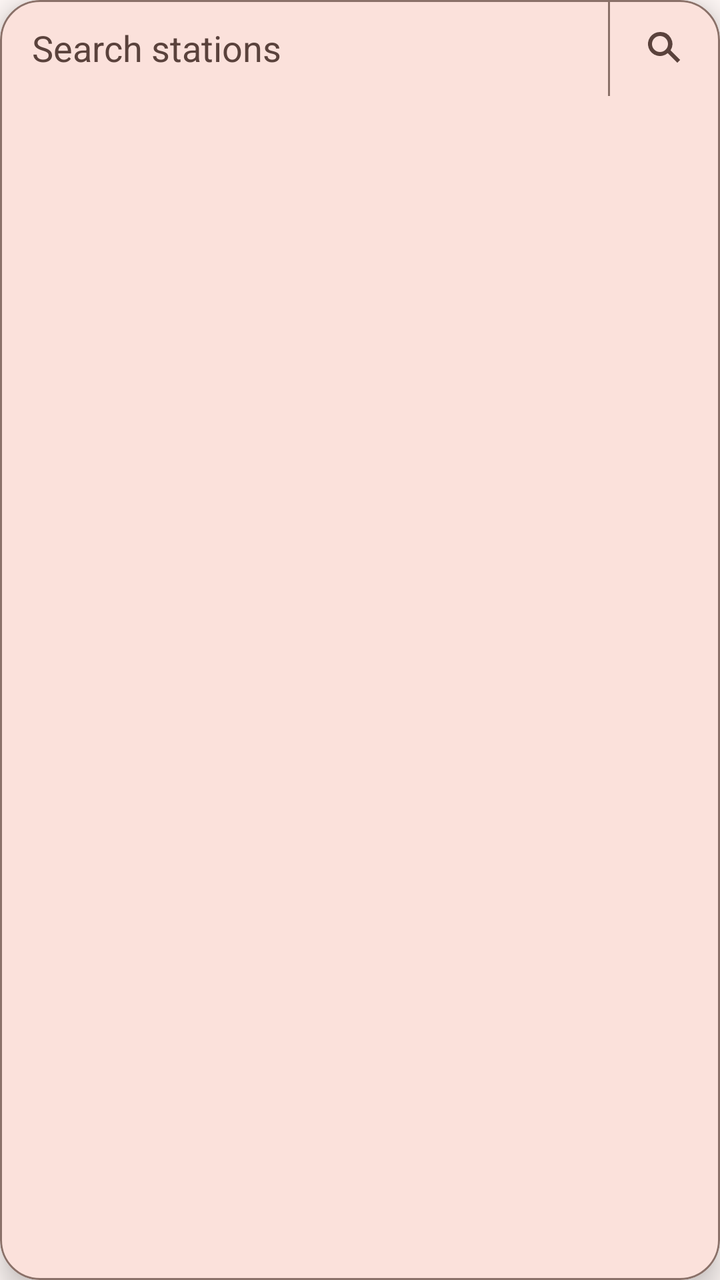
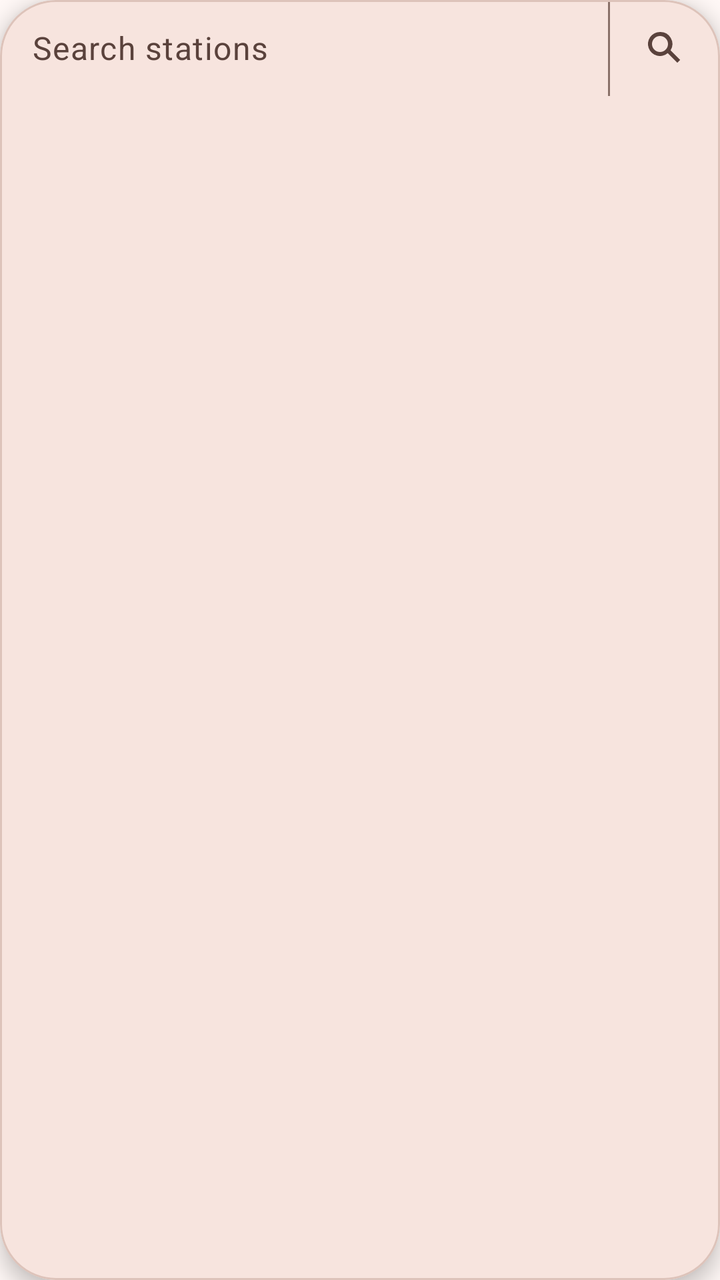

Before-and-after screenshots of an Android layout around one commit, followed by the original layout XML and the change that was made.
<!-- AndroidManifest.xml: application theme Theme.FreeAirRadio -->
<!-- res/layout/view_station_search_bar.xml -->
<?xml version="1.0" encoding="utf-8"?>
<com.google.android.material.card.MaterialCardView xmlns:android="http://schemas.android.com/apk/res/android"
    xmlns:app="http://schemas.android.com/apk/res-auto"
    xmlns:tools="http://schemas.android.com/tools"
    android:id="@+id/station_search_bar"
    android:layout_width="match_parent"
    android:layout_height="wrap_content"
    android:layout_marginTop="@dimen/search_top_gap"
    android:layout_marginStart="@dimen/search_bar_horizontal_margin"
    android:layout_marginEnd="@dimen/search_bar_horizontal_margin"
    app:cardBackgroundColor="?attr/colorSurface"
    app:cardCornerRadius="20dp"
    app:cardElevation="8dp"
    app:strokeColor="?attr/colorOutline"
    app:strokeWidth="1dp">

    <LinearLayout
        android:layout_width="match_parent"
        android:layout_height="wrap_content"
        android:gravity="center_vertical"
        android:orientation="horizontal">

        <EditText
            android:id="@+id/station_search_input"
            android:layout_width="0dp"
            android:layout_height="wrap_content"
            android:layout_weight="1"
            android:background="@android:color/transparent"
            android:importantForAutofill="no"
            android:gravity="center_vertical"
            android:hint="@string/station_search_hint"
            android:imeOptions="actionSearch"
            android:inputType="text"
            android:maxLines="1"
            android:minHeight="48dp"
            android:paddingStart="16dp"
            android:paddingEnd="16dp"
            android:textColor="?attr/colorOnSurface"
            android:textColorHint="?attr/colorOnSurfaceVariant"
            tools:ignore="VisualLintSystemUi" />

        <FrameLayout
            android:id="@+id/station_search_button"
            android:layout_width="56dp"
            android:layout_height="match_parent"
            android:background="@drawable/bg_station_search_button"
            android:clickable="true"
            android:contentDescription="@string/station_search_button"
            android:focusable="true">

            <ImageView
                android:layout_width="24dp"
                android:layout_height="24dp"
                android:layout_gravity="center"
                android:importantForAccessibility="no"
                android:src="@drawable/ic_search"
                app:tint="@color/nav_pill_text_color" />

            <View
                android:layout_width="1dp"
                android:layout_height="match_parent"
                android:layout_gravity="start"
                android:background="?attr/colorOutline" />

        </FrameLayout>

    </LinearLayout>

</com.google.android.material.card.MaterialCardView>
<!-- resources referenced by this layout -->
<resources>
  <dimen name="search_top_gap">10dp</dimen>
  <style name="Base.Theme.FreeAirRadio" parent="Theme.Material3.DayNight.NoActionBar">
          <item name="colorPrimary">@color/theme_primary</item>
          <item name="colorOnPrimary">@color/theme_on_primary</item>
          <item name="colorPrimaryContainer">@color/theme_primary_container</item>
          <item name="colorOnPrimaryContainer">@color/theme_on_primary_container</item>
          <item name="colorSecondary">@color/theme_secondary</item>
          <item name="colorOnSecondary">@color/theme_on_secondary</item>
          <item name="colorSecondaryContainer">@color/theme_secondary_container</item>
          <item name="colorOnSecondaryContainer">@color/theme_on_secondary_container</item>
          <item name="colorTertiary">@color/theme_tertiary</item>
          <item name="colorOnTertiary">@color/theme_on_tertiary</item>
          <item name="colorTertiaryContainer">@color/theme_tertiary_container</item>
          <item name="colorOnTertiaryContainer">@color/theme_on_tertiary_container</item>
          <item name="colorError">@color/theme_error</item>
          <item name="colorOnError">@color/theme_on_error</item>
          <item name="colorErrorContainer">@color/theme_error_container</item>
          <item name="colorOnErrorContainer">@color/theme_on_error_container</item>
          <item name="android:colorBackground">@color/theme_background</item>
          <item name="colorOnBackground">@color/theme_on_background</item>
          <item name="android:colorForeground">@color/theme_on_background</item>
          <item name="colorSurface">@color/theme_surface</item>
          <item name="colorOnSurface">@color/theme_on_surface</item>
          <item name="colorSurfaceVariant">@color/theme_surface_variant</item>
          <item name="colorOnSurfaceVariant">@color/theme_on_surface_variant</item>
          <item name="colorOutline">@color/theme_outline</item>
      </style>
  <color name="theme_primary">#E03C11</color>
  <color name="theme_on_primary">#FFFFFF</color>
  <color name="theme_secondary">#B63F16</color>
  <color name="theme_on_secondary">#FFFFFF</color>
  <color name="theme_tertiary">#9F4A2A</color>
  <color name="theme_on_tertiary">#FFFFFF</color>
  <color name="theme_error">#BA1A1A</color>
  <color name="theme_on_error">#FFFFFF</color>
  <color name="theme_background">#FFF8F6</color>
  <color name="theme_surface">#FFF8F6</color>
  <color name="theme_on_surface">#231815</color>
  <color name="theme_outline">#8A7169</color>
  <!-- unchanged entries left out for length: 17 -->
</resources>

<!-- the commit's change to res/layout/view_station_search_bar.xml (unified diff, before → after) -->
@@ -3,16 +3,12 @@
     xmlns:app="http://schemas.android.com/apk/res-auto"
     xmlns:tools="http://schemas.android.com/tools"
     android:id="@+id/station_search_bar"
+    style="@style/Widget.FreeAirRadio.SearchBarCard"
     android:layout_width="match_parent"
     android:layout_height="wrap_content"
     android:layout_marginTop="@dimen/search_top_gap"
     android:layout_marginStart="@dimen/search_bar_horizontal_margin"
-    android:layout_marginEnd="@dimen/search_bar_horizontal_margin"
-    app:cardBackgroundColor="?attr/colorSurface"
-    app:cardCornerRadius="20dp"
-    app:cardElevation="8dp"
-    app:strokeColor="?attr/colorOutline"
-    app:strokeWidth="1dp">
+    android:layout_marginEnd="@dimen/search_bar_horizontal_margin">
 
     <LinearLayout
         android:layout_width="match_parent"
@@ -35,6 +31,7 @@
             android:minHeight="48dp"
             android:paddingStart="16dp"
             android:paddingEnd="16dp"
+            android:textAppearance="?attr/textAppearanceBodyLarge"
             android:textColor="?attr/colorOnSurface"
             android:textColorHint="?attr/colorOnSurfaceVariant"
             tools:ignore="VisualLintSystemUi" />
<!-- resource entries referenced after the edit -->
@@ -1,6 +1,13 @@
 <!-- resources referenced by this layout -->
 <resources>
   <dimen name="search_top_gap">10dp</dimen>
+  <style name="Widget.FreeAirRadio.SearchBarCard" parent="">
+          <item name="cardBackgroundColor">?attr/colorSurfaceContainerHigh</item>
+          <item name="cardCornerRadius">28dp</item>
+          <item name="cardElevation">6dp</item>
+          <item name="strokeColor">?attr/colorOutlineVariant</item>
+          <item name="strokeWidth">1dp</item>
+      </style>
   <style name="Base.Theme.FreeAirRadio" parent="Theme.Material3.DayNight.NoActionBar">
           <item name="colorPrimary">@color/theme_primary</item>
           <item name="colorOnPrimary">@color/theme_on_primary</item>
@@ -26,6 +33,14 @@
           <item name="colorSurfaceVariant">@color/theme_surface_variant</item>
           <item name="colorOnSurfaceVariant">@color/theme_on_surface_variant</item>
           <item name="colorOutline">@color/theme_outline</item>
+          <item name="colorOutlineVariant">@color/theme_outline_variant</item>
+          <item name="colorSurfaceDim">@color/theme_surface_dim</item>
+          <item name="colorSurfaceBright">@color/theme_surface_bright</item>
+          <item name="colorSurfaceContainerLowest">@color/theme_surface_container_lowest</item>
+          <item name="colorSurfaceContainerLow">@color/theme_surface_container_low</item>
+          <item name="colorSurfaceContainer">@color/theme_surface_container</item>
+          <item name="colorSurfaceContainerHigh">@color/theme_surface_container_high</item>
+          <item name="colorSurfaceContainerHighest">@color/theme_surface_container_highest</item>
       </style>
   <color name="theme_primary">#E03C11</color>
   <color name="theme_on_primary">#FFFFFF</color>
@@ -39,6 +54,14 @@
   <color name="theme_surface">#FFF8F6</color>
   <color name="theme_on_surface">#231815</color>
   <color name="theme_outline">#8A7169</color>
+  <color name="theme_outline_variant">#DDC3BA</color>
+  <color name="theme_surface_dim">#E8D7D1</color>
+  <color name="theme_surface_bright">#FFF8F6</color>
+  <color name="theme_surface_container_lowest">#FFFFFF</color>
+  <color name="theme_surface_container_low">#FFF1EC</color>
+  <color name="theme_surface_container">#FCEAE4</color>
+  <color name="theme_surface_container_high">#F7E4DE</color>
+  <color name="theme_surface_container_highest">#F1DED7</color>
   <!-- unchanged entries left out for length: 17 -->
 </resources>
 
